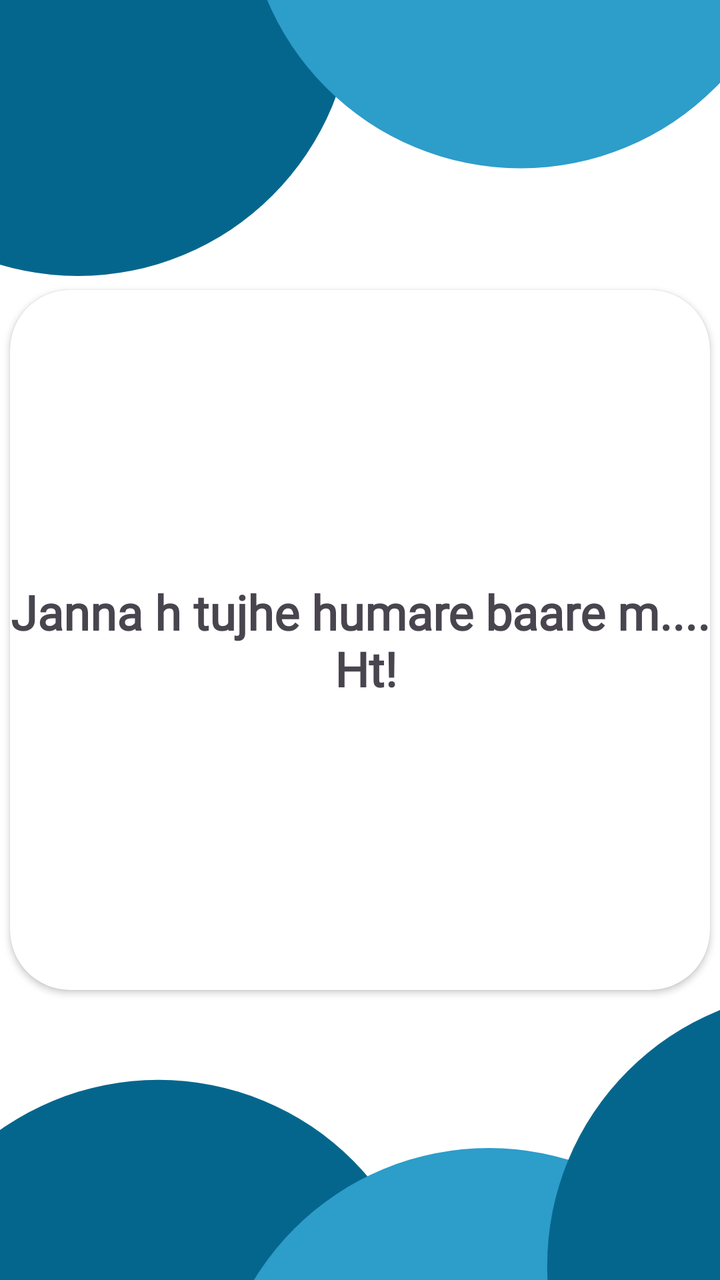
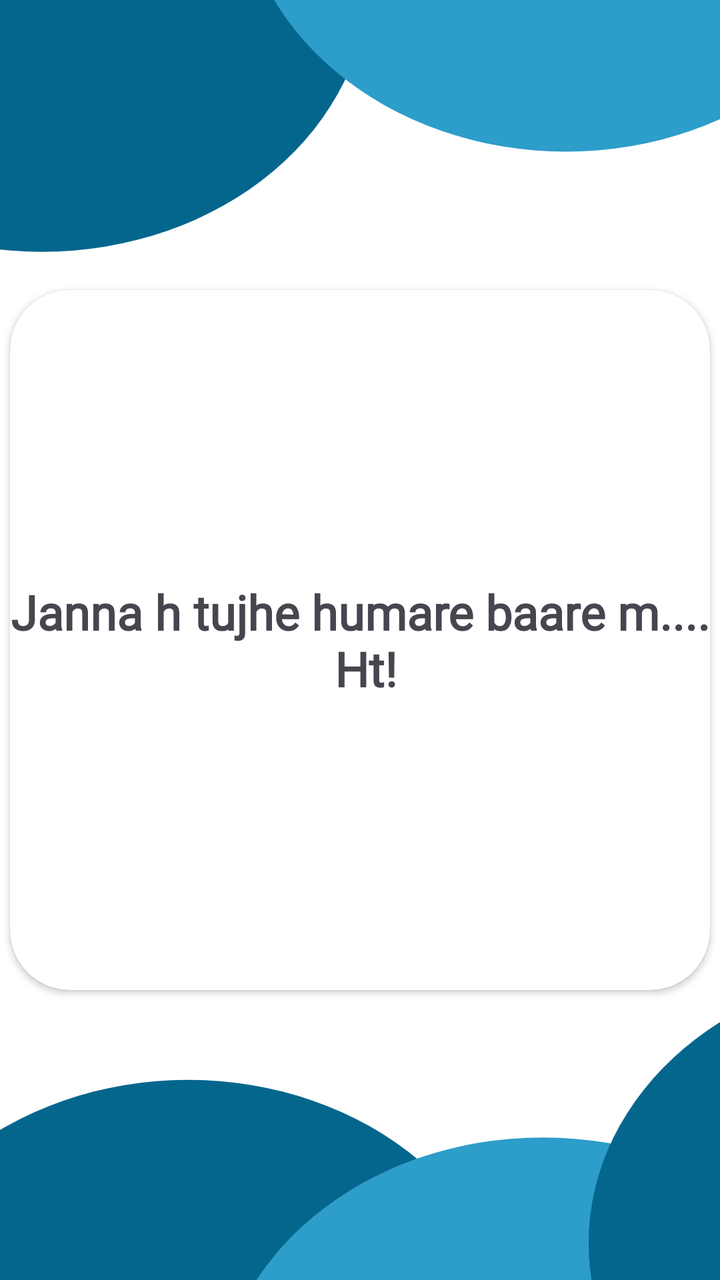

Two renders of the same Android screen: before a commit and after it. Below are the layout's source before the change and the commit's diff.
<!-- AndroidManifest.xml: application theme Theme.Hostelvault -->
<!-- res/layout/activity_about_us.xml -->
<?xml version="1.0" encoding="utf-8"?>
<androidx.constraintlayout.widget.ConstraintLayout xmlns:android="http://schemas.android.com/apk/res/android"
    xmlns:app="http://schemas.android.com/apk/res-auto"
    xmlns:tools="http://schemas.android.com/tools"
    android:id="@+id/main"
    android:layout_width="match_parent"
    android:layout_height="match_parent"
    android:background="@drawable/smallactivity_bg"
    tools:context=".aboutUsActivity">

    <androidx.cardview.widget.CardView
        android:layout_width="350dp"
        android:layout_height="350dp"
        app:cardCornerRadius="30dp"
        android:layout_marginLeft="20dp"
        android:layout_marginRight="20dp"
        android:elevation="20dp"
        app:layout_constraintBottom_toBottomOf="parent"
        app:layout_constraintEnd_toEndOf="parent"
        app:layout_constraintHorizontal_bias="0.5"
        app:layout_constraintStart_toStartOf="parent"
        app:layout_constraintTop_toTopOf="parent"
        app:layout_constraintVertical_bias="0.5">

        <androidx.constraintlayout.widget.ConstraintLayout
            android:layout_width="match_parent"
            android:layout_height="match_parent">

            <TextView
                android:layout_width="wrap_content"
                android:layout_height="wrap_content"
                android:fontFamily="@font/poppins_semibold"
                android:text="Janna h tujhe humare baare m....\n Ht!"
                android:textAlignment="center"
                android:textSize="24sp"
                android:textStyle="bold"
                app:layout_constraintBottom_toBottomOf="parent"
                app:layout_constraintEnd_toEndOf="parent"
                app:layout_constraintHorizontal_bias="1.0"
                app:layout_constraintStart_toStartOf="parent"
                app:layout_constraintTop_toTopOf="parent"
                app:layout_constraintVertical_bias="0.5" />
        </androidx.constraintlayout.widget.ConstraintLayout>

    </androidx.cardview.widget.CardView>

</androidx.constraintlayout.widget.ConstraintLayout>
<!-- resources referenced by this layout -->
<resources>
  <!-- drawable smallactivity_bg (drawable) -->
  <vector xmlns:android="http://schemas.android.com/apk/res/android"
      android:width="475dp"
      android:height="844dp"
      android:viewportWidth="475"
      android:viewportHeight="844">
    <path
        android:pathData="M0,0h475v844h-475z"
        android:fillColor="#CECECE"/>
    <group>
      <clip-path
          android:pathData="M0,0h475v844h-475z"/>
      <path
          android:pathData="M0,0h475v844h-475z"
          android:fillColor="#ffffff"/>
      <path
          android:pathData="M51.5,0.5m-181.5,0a181.5,181.5 0,1 1,363 0a181.5,181.5 0,1 1,-363 0"
          android:fillColor="#05668D"/>
      <path
          android:pathData="M343.5,-70.5m-181.5,0a181.5,181.5 0,1 1,363 0a181.5,181.5 0,1 1,-363 0"
          android:fillColor="#2D9DCA"/>
      <path
          android:pathData="M104.5,893.5m-181.5,0a181.5,181.5 0,1 1,363 0a181.5,181.5 0,1 1,-363 0"
          android:fillColor="#05668D"/>
      <path
          android:pathData="M322.5,938.5m-181.5,0a181.5,181.5 0,1 1,363 0a181.5,181.5 0,1 1,-363 0"
          android:fillColor="#2D9DCA"/>
      <path
          android:pathData="M542.5,834.5m-181.5,0a181.5,181.5 0,1 1,363 0a181.5,181.5 0,1 1,-363 0"
          android:fillColor="#05668D"/>
    </group>
  </vector>
  <style name="Theme.Hostelvault" parent="Theme.Material3.DayNight.NoActionBar">
  
          <item name="android:statusBarColor">@color/bg_color</item>
          <item name="colorPrimary">@color/black</item>
          <item name="colorPrimaryVariant">@color/transparent</item>
          <item name="backgroundTint">@null</item>
          <item name="strokeColor">@null</item>
  
      </style>
  <color name="bg_color">#1A1A24</color>
  <color name="black">#FF000000</color>
  <color name="transparent">#004F4FA5</color>
</resources>

<!-- the commit's change to res/layout/activity_about_us.xml (unified diff, before → after) -->
@@ -5,7 +5,7 @@
     android:id="@+id/main"
     android:layout_width="match_parent"
     android:layout_height="match_parent"
-    android:background="@drawable/smallactivity_bg"
+    android:background="@drawable/lakalakalaka"
     tools:context=".aboutUsActivity">
 
     <androidx.cardview.widget.CardView
<!-- resource entries referenced after the edit -->
@@ -1,34 +1,34 @@
 <!-- resources referenced by this layout -->
 <resources>
-  <!-- drawable smallactivity_bg (drawable) -->
+  <!-- drawable lakalakalaka (drawable) -->
   <vector xmlns:android="http://schemas.android.com/apk/res/android"
-      android:width="475dp"
+      android:width="400dp"
       android:height="844dp"
-      android:viewportWidth="475"
+      android:viewportWidth="400"
       android:viewportHeight="844">
     <path
-        android:pathData="M0,0h475v844h-475z"
+        android:pathData="M0,0h400v844h-400z"
         android:fillColor="#CECECE"/>
     <group>
       <clip-path
-          android:pathData="M0,0h475v844h-475z"/>
+          android:pathData="M0,0h400v844h-400z"/>
       <path
-          android:pathData="M0,0h475v844h-475z"
+          android:pathData="M0,0h400v844h-400z"
           android:fillColor="#ffffff"/>
       <path
-          android:pathData="M51.5,0.5m-181.5,0a181.5,181.5 0,1 1,363 0a181.5,181.5 0,1 1,-363 0"
+          android:pathData="M23.5,-15.5m-181.5,0a181.5,181.5 0,1 1,363 0a181.5,181.5 0,1 1,-363 0"
           android:fillColor="#05668D"/>
       <path
-          android:pathData="M343.5,-70.5m-181.5,0a181.5,181.5 0,1 1,363 0a181.5,181.5 0,1 1,-363 0"
+          android:pathData="M314.5,-81.5m-181.5,0a181.5,181.5 0,1 1,363 0a181.5,181.5 0,1 1,-363 0"
           android:fillColor="#2D9DCA"/>
       <path
           android:pathData="M104.5,893.5m-181.5,0a181.5,181.5 0,1 1,363 0a181.5,181.5 0,1 1,-363 0"
           android:fillColor="#05668D"/>
       <path
-          android:pathData="M322.5,938.5m-181.5,0a181.5,181.5 0,1 1,363 0a181.5,181.5 0,1 1,-363 0"
+          android:pathData="M301.5,931.5m-181.5,0a181.5,181.5 0,1 1,363 0a181.5,181.5 0,1 1,-363 0"
           android:fillColor="#2D9DCA"/>
       <path
-          android:pathData="M542.5,834.5m-181.5,0a181.5,181.5 0,1 1,363 0a181.5,181.5 0,1 1,-363 0"
+          android:pathData="M508.5,819.5m-181.5,0a181.5,181.5 0,1 1,363 0a181.5,181.5 0,1 1,-363 0"
           android:fillColor="#05668D"/>
     </group>
   </vector>
